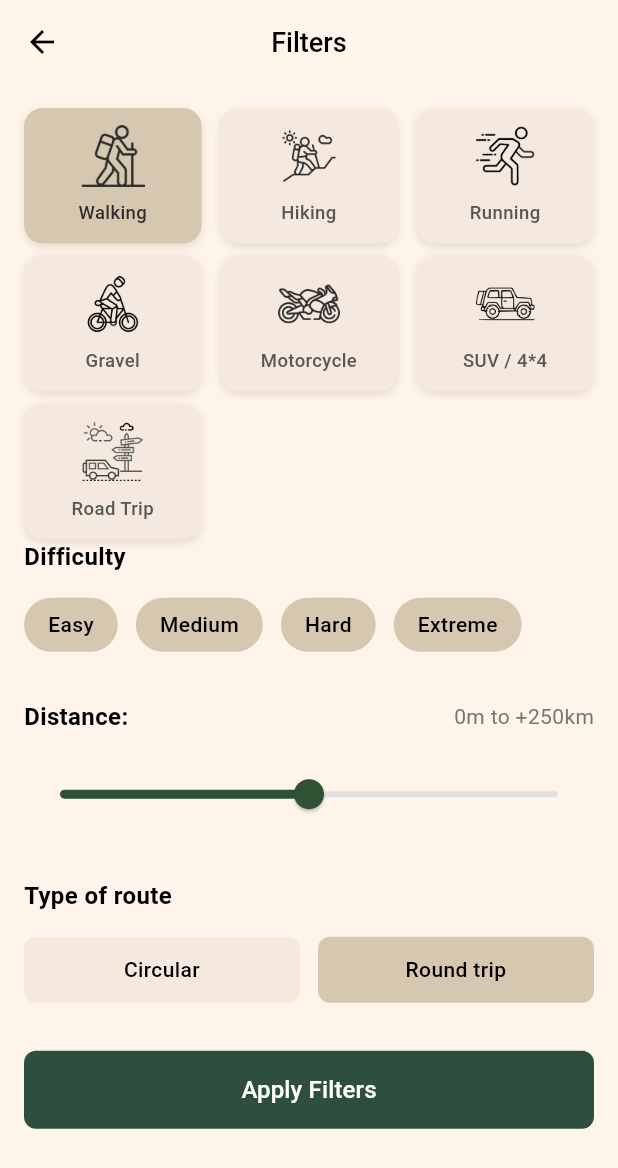
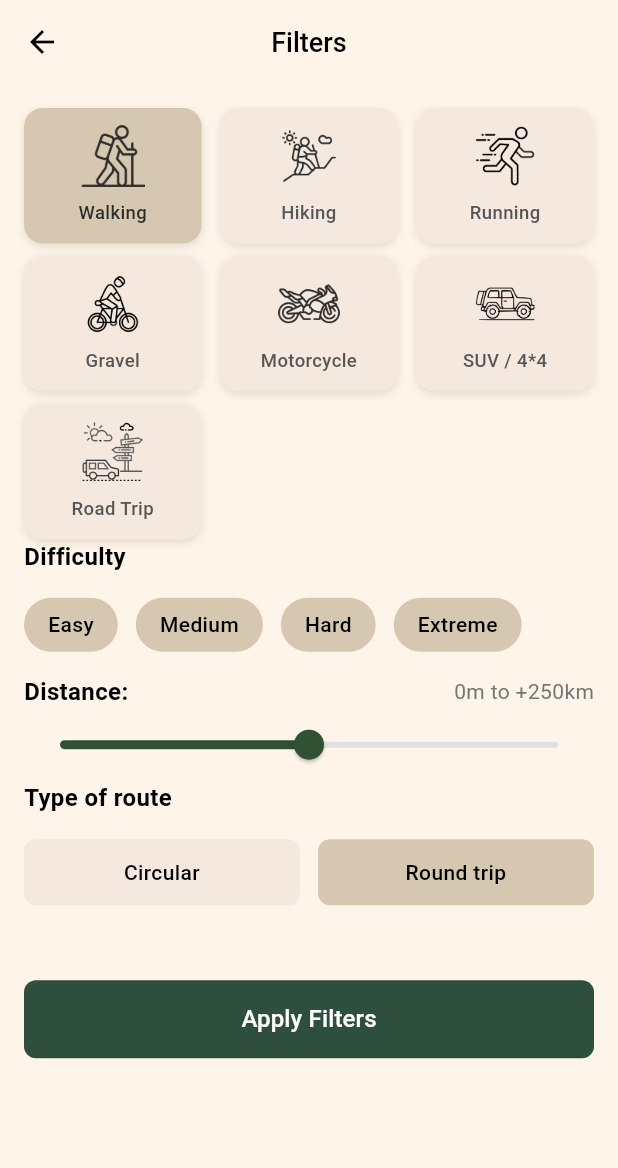
Before and after one commit to NahidAlamRahat/Zero-Signal, a Flutter app: the FiltersScreen screen opened by its route, on a phone screen of 412 x 824 dp. Shown: the top 1168 px of the screen. Run offline on Flutter 3.47's test engine with Material 3 defaults, Android fonts, the phone set to English and light mode, and no system bars; our stand-ins replace device_preview, flutter_screenutil, get, google_nav_bar, pin_code_fields, table_calendar.

Commit message:
filters_screen.dart issue fix

```diff
--- a/zero_signal/lib/screen/filters_screen/filters_screen.dart
+++ b/zero_signal/lib/screen/filters_screen/filters_screen.dart
@@ -91,7 +91,7 @@ class _FiltersScreenState extends State<FiltersScreen> {
                 ),
               ),
 
-              const SizedBox(height: 32),
+              const SizedBox(height: 15),
 
               // Distance Section
               Row(
@@ -114,7 +114,6 @@ class _FiltersScreenState extends State<FiltersScreen> {
                   ),
                 ],
               ),
-              const SizedBox(height: 16),
               SliderTheme(
                 data: SliderTheme.of(context).copyWith(
                   activeTrackColor: const Color(0xFF2E5233),
@@ -136,7 +135,6 @@ class _FiltersScreenState extends State<FiltersScreen> {
                 ),
               ),
 
-              const SizedBox(height: 32),
 
               // Type of route Section
               const Text(
@@ -160,7 +158,7 @@ class _FiltersScreenState extends State<FiltersScreen> {
                 ],
               ),
 
-              const SizedBox(height: 32),
+              const SizedBox(height: 50),
 
               // Apply Filters Button
               Center(
```
